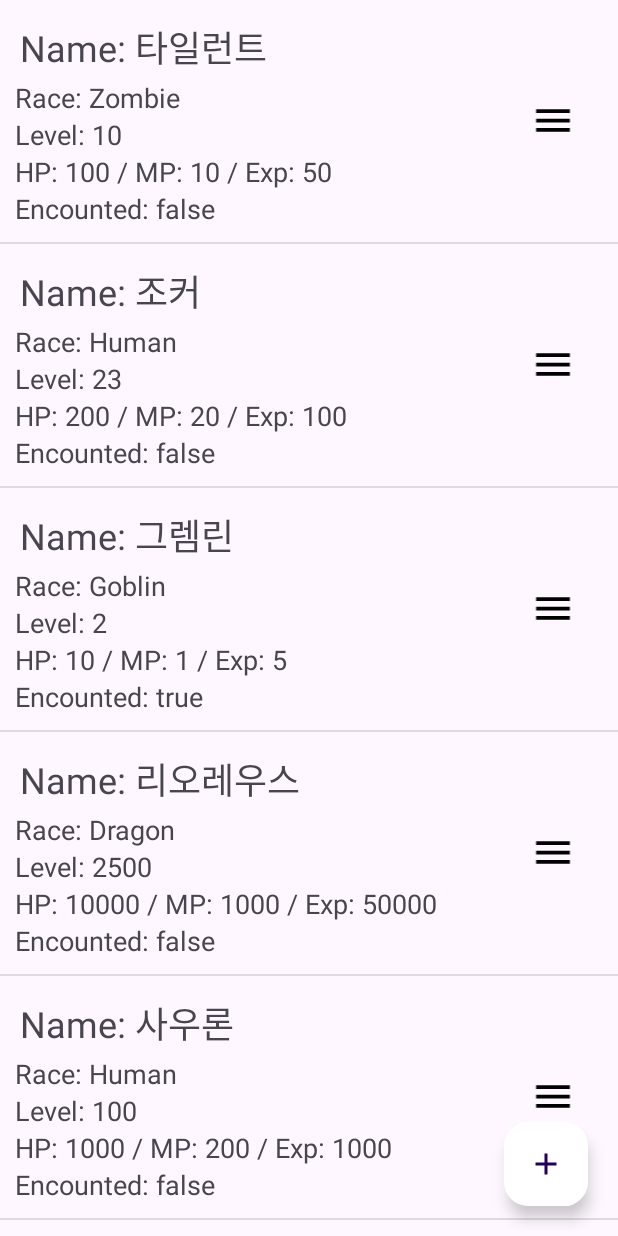
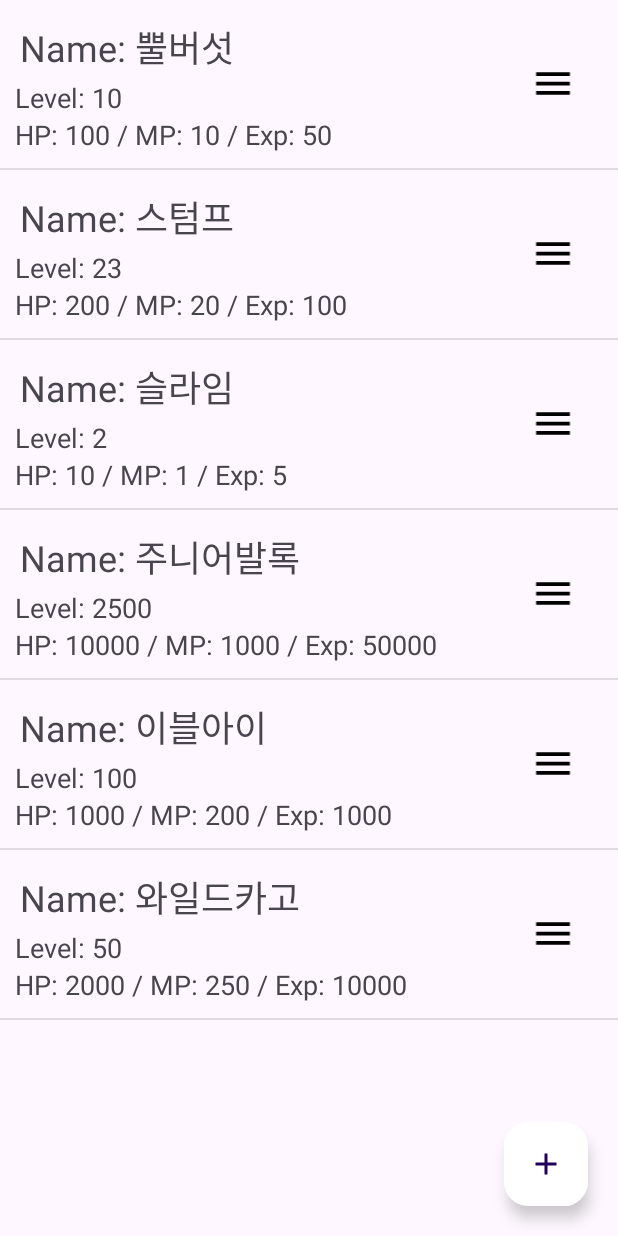
Before and after one commit to HamBeomJoon/Android-Advance-Study, an Android app: the screen it shows after launch (MainActivity), on a phone screen of 412 x 824 dp. Run offline under Robolectric (Android 15) with nearby library versions, the phone set to English and light mode, and no system bars; our stand-ins replace data binding.

Commit message:
[fix] data 수정

```diff
--- a/week1/diffutil/app/src/main/java/com/example/app/MainActivity.kt
+++ b/week1/diffutil/app/src/main/java/com/example/app/MainActivity.kt
@@ -7,8 +7,7 @@ import androidx.recyclerview.widget.ItemTouchHelper
 import androidx.recyclerview.widget.LinearLayoutManager
 import com.example.app.databinding.ActivityMainBinding
 
-class
-MainActivity : AppCompatActivity() {
+class MainActivity : AppCompatActivity() {
     private val binding: ActivityMainBinding by lazy {
         ActivityMainBinding.inflate(layoutInflater)
     }
@@ -17,12 +16,12 @@ MainActivity : AppCompatActivity() {
     }
 
     private val dataSet = arrayListOf<Monster>().apply {
-        add(Monster("타일런트", Race.Zombie, 10, listOf(100, 10, 50), false))
-        add(Monster("조커", Race.Human, 23, listOf(200, 20, 100), false))
-        add(Monster("그렘린", Race.Goblin, 2, listOf(10, 1, 5), true))
-        add(Monster("리오레우스", Race.Dragon, 2500, listOf(10000, 1000, 50000), false))
-        add(Monster("사우론", Race.Human, 100, listOf(1000, 200, 1000), false))
-        add(Monster("리바이어던", Race.Dragon, 50, listOf(2000, 250, 10000), true))
+        add(Monster("뿔버섯", 10, listOf(100, 10, 50)))
+        add(Monster("스텀프", 23, listOf(200, 20, 100)))
+        add(Monster("슬라임", 2, listOf(10, 1, 5)))
+        add(Monster("주니어발록", 2500, listOf(10000, 1000, 50000)))
+        add(Monster("이블아이", 100, listOf(1000, 200, 1000)))
+        add(Monster("와일드카고", 50, listOf(2000, 250, 10000)))
     }
 
     override fun onCreate(savedInstanceState: Bundle?) {
--- a/week1/diffutil/app/src/main/java/com/example/app/Monster.kt
+++ b/week1/diffutil/app/src/main/java/com/example/app/Monster.kt
@@ -2,12 +2,10 @@ package com.example.app
 
 data class Monster(
     val name: String,
-    val race: Race,
     val level: Int,
     val stats: List<Int>,
-    val encount: Boolean
 )
 
-enum class Race {
-    Zombie, Human, Goblin, Dragon
-}
+//enum class Race {
+//    Zombie, Human, Goblin, Dragon
+//}
--- a/week1/diffutil/app/src/main/java/com/example/app/MyListAdapter.kt
+++ b/week1/diffutil/app/src/main/java/com/example/app/MyListAdapter.kt
@@ -16,10 +16,8 @@ class MyListAdapter : ListAdapter<Monster, RecyclerView.ViewHolder>(MyDiffCallba
         fun bind(data: Monster) {
             with(binding) {
                 tvName.text = "Name: ${data.name}"
-                tvRace.text = "Race: ${data.race}"
                 tvLevel.text = "Level: ${data.level}"
                 tvStats.text = "HP: ${data.stats[0]} / MP: ${data.stats[1]} / Exp: ${data.stats[2]}"
-                tvEncount.text = "Encounted: ${data.encount}"
 
                 vhLayout.setOnClickListener {
                     Snackbar.make(
@@ -35,10 +33,8 @@ class MyListAdapter : ListAdapter<Monster, RecyclerView.ViewHolder>(MyDiffCallba
         fun setAlpha(alpha: Float) {
             with(binding) {
                 tvName.alpha = alpha
-                tvRace.alpha = alpha
                 tvLevel.alpha = alpha
                 tvStats.alpha = alpha
-                tvEncount.alpha = alpha
             }
         }
     }
--- a/week1/diffutil/app/src/main/res/layout/view_itemlist.xml
+++ b/week1/diffutil/app/src/main/res/layout/view_itemlist.xml
@@ -1,5 +1,6 @@
 <?xml version="1.0" encoding="utf-8"?>
-<layout xmlns:android="http://schemas.android.com/apk/res/android">
+<layout xmlns:android="http://schemas.android.com/apk/res/android"
+    xmlns:tools="http://schemas.android.com/tools">
 
     <data>
 
@@ -26,36 +27,23 @@
                 android:layout_width="match_parent"
                 android:layout_height="wrap_content"
                 android:padding="3dp"
-                android:text="Monster name"
-                android:textSize="24sp" />
-
-            <TextView
-                android:id="@+id/tv_race"
-                android:layout_width="match_parent"
-                android:layout_height="wrap_content"
-                android:text="Race"
-                android:textSize="18sp" />
+                android:textSize="24sp"
+                tools:text="Monster name" />
 
             <TextView
                 android:id="@+id/tv_level"
                 android:layout_width="match_parent"
                 android:layout_height="wrap_content"
-                android:text="Level"
-                android:textSize="18sp" />
+                android:textSize="18sp"
+                tools:text="Level" />
 
             <TextView
                 android:id="@+id/tv_stats"
                 android:layout_width="match_parent"
                 android:layout_height="wrap_content"
-                android:text="Stats"
-                android:textSize="18sp" />
+                android:textSize="18sp"
+                tools:text="Stats" />
 
-            <TextView
-                android:id="@+id/tv_encount"
-                android:layout_width="match_parent"
-                android:layout_height="wrap_content"
-                android:text="Encount"
-                android:textSize="18sp" />
         </LinearLayout>
 
         <ImageView
@@ -63,7 +51,8 @@
             android:layout_height="30dp"
             android:layout_gravity="center"
             android:layout_weight="1"
-            android:src="@drawable/ic_menu" />
+            android:src="@drawable/ic_menu"
+            tools:ignore="ContentDescription" />
 
     </LinearLayout>
 </layout>
```
